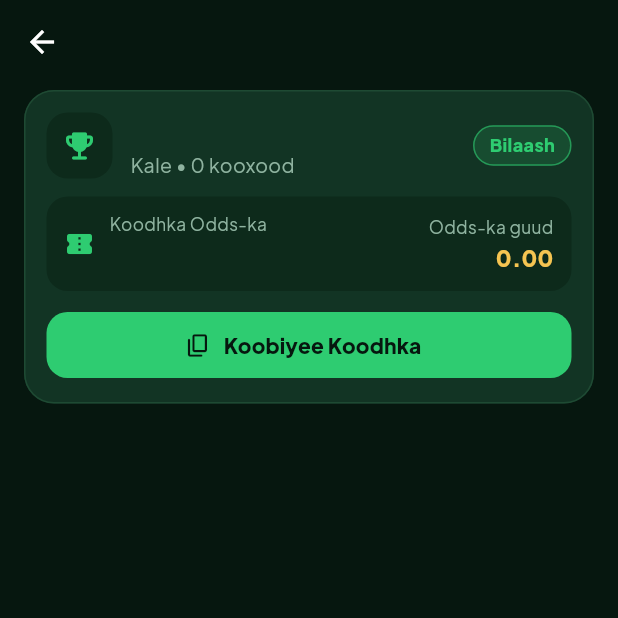
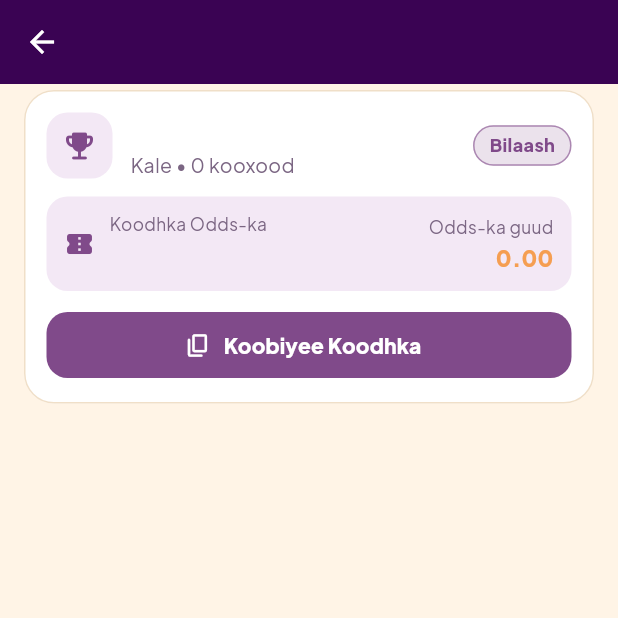
Before and after one commit to waaproltd-spec/Badal-exchange, a Flutter app: the TipDetailScreen screen opened directly with empty values, on a phone screen of 412 x 824 dp, the top half of it. Run offline on Flutter 3.47's test engine with Material 3 defaults, Android fonts, the phone set to English and light mode, and no system bars; our stand-ins replace audioplayers, device_info_plus, firebase_core, firebase_messaging, flutter_secure_storage, font_awesome_flutter and 6 more; accounts and stored records are empty; network calls fail.

Commit message:
TIPS: use the app's own theme colours (AppColors) instead of a separate palette; follows light and dark; tests guard against hardcoded colours
Co-Authored-By: Claude Sonnet 5.5 <noreply@anthropic.com>
Claude-Session: https://claude.ai/code/session_011NoKpXo4GzSuoMJss1uUua

```diff
--- a/customer-app/lib/screens/tips/tips_screen.dart
+++ b/customer-app/lib/screens/tips/tips_screen.dart
@@ -7,21 +7,9 @@ import '../../api/customer_api.dart';
 import '../../l10n/server_text.dart';
 import '../../l10n/strings.dart';
 import '../../models/tip.dart';
+import '../../theme/colors.dart';
+import '../../theme/text_styles.dart';
 import '../../state/wallet_provider.dart';
-
-/// The TIPS (Shaxaha) palette: dark green, whatever the app theme is.
-class TipsColors {
-  static const background = Color(0xFF06170F);
-  static const surface = Color(0xFF0D2A1B);
-  static const card = Color(0xFF123424);
-  static const border = Color(0xFF1E4A33);
-  static const accent = Color(0xFF2ECC71);
-  static const accentDark = Color(0xFF14804A);
-  static const gold = Color(0xFFF5C451);
-  static const text = Color(0xFFEFFAF3);
-  static const muted = Color(0xFF8FB3A0);
-  static const error = Color(0xFFFF6B6B);
-}
 
 IconData sportIcon(String sport) => switch (sport) {
       'football' => Icons.sports_soccer_rounded,
@@ -101,19 +89,19 @@ class _TipsScreenState extends State<TipsScreen> {
     final ok = await showDialog<bool>(
       context: context,
       builder: (ctx) => AlertDialog(
-        backgroundColor: TipsColors.surface,
+        backgroundColor: AppColors.surface,
         shape: RoundedRectangleBorder(borderRadius: BorderRadius.circular(20)),
-        title: Text(AppStrings.tipBuyTitle, style: const TextStyle(color: TipsColors.text, fontWeight: FontWeight.w800)),
-        content: Text(AppStrings.tipBuyMessage(price, balance ?? '—'), style: const TextStyle(color: TipsColors.muted, height: 1.4)),
+        title: Text(AppStrings.tipBuyTitle, style: TextStyle(color: AppColors.textPrimary, fontWeight: FontWeight.w800)),
+        content: Text(AppStrings.tipBuyMessage(price, balance ?? '—'), style: TextStyle(color: AppColors.textMuted, height: 1.4)),
         actions: [
           TextButton(
             key: const Key('tip-buy-cancel'),
             onPressed: () => Navigator.pop(ctx, false),
-            child: Text(AppStrings.cancel, style: const TextStyle(color: TipsColors.muted)),
+            child: Text(AppStrings.cancel, style: TextStyle(color: AppColors.textMuted)),
           ),
           FilledButton(
             key: const Key('tip-buy-confirm'),
-            style: FilledButton.styleFrom(backgroundColor: TipsColors.accent, foregroundColor: TipsColors.background),
+            style: FilledButton.styleFrom(backgroundColor: AppColors.primary, foregroundColor: AppColors.textOnPrimary),
             onPressed: () => Navigator.pop(ctx, true),
             child: Text('${AppStrings.tipBuyConfirm}  \$$price'),
           ),
@@ -166,26 +154,22 @@ class _TipsScreenState extends State<TipsScreen> {
     return DefaultTabController(
       length: 3,
       child: Scaffold(
-        backgroundColor: TipsColors.background,
+        backgroundColor: AppColors.screenBackground,
         appBar: AppBar(
-          backgroundColor: TipsColors.background,
-          foregroundColor: TipsColors.text,
-          elevation: 0,
-          centerTitle: true,
-          title: Text(AppStrings.tips, style: const TextStyle(fontWeight: FontWeight.w800, letterSpacing: 1)),
+          title: Text(AppStrings.tips, style: AppTextStyles.appBarTitle),
           bottom: PreferredSize(
             preferredSize: const Size.fromHeight(56),
             child: Container(
               margin: const EdgeInsets.fromLTRB(16, 0, 16, 10),
               padding: const EdgeInsets.all(4),
-              decoration: BoxDecoration(color: TipsColors.surface, borderRadius: BorderRadius.circular(16)),
+              decoration: BoxDecoration(color: AppColors.textOnPrimary.withOpacity(0.12), borderRadius: BorderRadius.circular(16)),
               child: TabBar(
                 key: const Key('tips-tabs'),
-                indicator: BoxDecoration(color: TipsColors.accent, borderRadius: BorderRadius.circular(12)),
+                indicator: BoxDecoration(color: AppColors.lightGold, borderRadius: BorderRadius.circular(12)),
                 indicatorSize: TabBarIndicatorSize.tab,
                 dividerColor: Colors.transparent,
-                labelColor: TipsColors.background,
-                unselectedLabelColor: TipsColors.muted,
+                labelColor: AppColors.primaryDeep,
+                unselectedLabelColor: AppColors.textOnPrimary,
                 labelStyle: const TextStyle(fontWeight: FontWeight.w800, fontSize: 14),
                 tabs: [
                   Tab(height: 40, text: AppStrings.tipsAll),
@@ -242,7 +226,7 @@ class _TipList extends StatelessWidget {
   Widget build(BuildContext context) {
     Widget body;
     if (tips == null && error == null) {
-      body = const Center(child: CircularProgressIndicator(color: TipsColors.accent));
+      body = Center(child: CircularProgressIndicator(color: AppColors.primary));
     } else if (tips == null) {
       body = _Message(icon: Icons.cloud_off_rounded, text: error!, retry: onRefresh);
     } else if (tips!.isEmpty) {
@@ -263,8 +247,8 @@ class _TipList extends StatelessWidget {
       );
     }
     return RefreshIndicator(
-      color: TipsColors.accent,
-      backgroundColor: TipsColors.surface,
+      color: AppColors.primary,
+      backgroundColor: AppColors.primaryTint,
       onRefresh: onRefresh,
       // Centered column on a wide screen (the web).
       child: Align(
@@ -289,15 +273,15 @@ class _Message extends StatelessWidget {
       padding: const EdgeInsets.all(32),
       children: [
         const SizedBox(height: 60),
-        Icon(icon, size: 56, color: TipsColors.muted),
+        Icon(icon, size: 56, color: AppColors.textMuted),
         const SizedBox(height: 14),
-        Text(text, textAlign: TextAlign.center, style: const TextStyle(color: TipsColors.muted, fontSize: 15)),
+        Text(text, textAlign: TextAlign.center, style: TextStyle(color: AppColors.textMuted, fontSize: 15)),
         if (retry != null) ...[
           const SizedBox(height: 14),
           Center(
             child: OutlinedButton(
               key: const Key('tips-retry'),
-              style: OutlinedButton.styleFrom(foregroundColor: TipsColors.accent, side: const BorderSide(color: TipsColors.accent)),
+              style: OutlinedButton.styleFrom(foregroundColor: AppColors.primary, side: BorderSide(color: AppColors.primary)),
               onPressed: retry,
               child: Text(AppStrings.retry),
             ),
@@ -323,7 +307,7 @@ class TipCard extends StatelessWidget {
     final locked = tip.locked;
     final code = tip.oddsCode;
     return Material(
-      color: TipsColors.card,
+      color: AppColors.surface,
       borderRadius: BorderRadius.circular(20),
       child: InkWell(
         borderRadius: BorderRadius.circular(20),
@@ -332,7 +316,7 @@ class TipCard extends StatelessWidget {
           padding: const EdgeInsets.all(14),
           decoration: BoxDecoration(
             borderRadius: BorderRadius.circular(20),
-            border: Border.all(color: tip.isPaid && !locked ? TipsColors.gold.withOpacity(0.5) : TipsColors.border),
+            border: Border.all(color: tip.isPaid && !locked ? AppColors.goldDark.withOpacity(0.5) : AppColors.cardBorder),
           ),
           child: Column(
             crossAxisAlignment: CrossAxisAlignment.stretch,
@@ -342,8 +326,8 @@ class TipCard extends StatelessWidget {
                   Container(
                     width: 44,
                     height: 44,
-                    decoration: BoxDecoration(color: TipsColors.surface, borderRadius: BorderRadius.circular(14)),
-                    child: Icon(sportIcon(tip.sport), color: TipsColors.accent, size: 24),
+                    decoration: BoxDecoration(color: AppColors.primaryTint, borderRadius: BorderRadius.circular(14)),
+                    child: Icon(sportIcon(tip.sport), color: AppColors.primary, size: 24),
                   ),
                   const SizedBox(width: 12),
                   Expanded(
@@ -353,13 +337,13 @@ class TipCard extends StatelessWidget {
                         Text(tip.title,
                             maxLines: 1,
                             overflow: TextOverflow.ellipsis,
-                            style: const TextStyle(color: TipsColors.text, fontWeight: FontWeight.w800, fontSize: 16)),
+                            style: TextStyle(color: AppColors.textPrimary, fontWeight: FontWeight.w800, fontSize: 16)),
                         const SizedBox(height: 2),
                         Text('${AppStrings.sportName(tip.sport)} • ${tip.teamCount} ${AppStrings.tipTeams}',
                             key: Key('tip-meta-${tip.id}'),
                             maxLines: 1,
                             overflow: TextOverflow.ellipsis,
-                            style: const TextStyle(color: TipsColors.muted, fontSize: 13)),
+                            style: TextStyle(color: AppColors.textMuted, fontSize: 13)),
                       ],
                     ),
                   ),
@@ -367,24 +351,24 @@ class TipCard extends StatelessWidget {
                   _Badge(
                     key: Key('tip-badge-${tip.id}'),
                     text: tip.isPaid ? AppStrings.tipsPaid : AppStrings.tipsFree,
-                    color: tip.isPaid ? TipsColors.gold : TipsColors.accent,
+                    color: tip.isPaid ? AppColors.goldDark : AppColors.primary,
                   ),
                 ],
               ),
               const SizedBox(height: 12),
               Container(
                 padding: const EdgeInsets.symmetric(horizontal: 12, vertical: 10),
-                decoration: BoxDecoration(color: TipsColors.surface, borderRadius: BorderRadius.circular(14)),
+                decoration: BoxDecoration(color: AppColors.primaryTint, borderRadius: BorderRadius.circular(14)),
                 child: Row(
                   children: [
                     Icon(locked ? Icons.lock_rounded : Icons.confirmation_number_rounded,
-                        size: 20, color: locked ? TipsColors.gold : TipsColors.accent),
+                        size: 20, color: locked ? AppColors.goldDark : AppColors.primary),
                     const SizedBox(width: 10),
                     Expanded(
                       child: Column(
                         crossAxisAlignment: CrossAxisAlignment.start,
                         children: [
-                          Text(AppStrings.oddsCode, style: const TextStyle(color: TipsColors.muted, fontSize: 11.5)),
+                          Text(AppStrings.oddsCode, style: TextStyle(color: AppColors.textMuted, fontSize: 11.5)),
                           const SizedBox(height: 2),
                           Text(
                             locked ? '••••••••••' : (code ?? ''),
@@ -392,7 +376,7 @@ class TipCard extends StatelessWidget {
                             maxLines: 1,
                             overflow: TextOverflow.ellipsis,
                             style: TextStyle(
-                              color: locked ? TipsColors.muted : TipsColors.text,
+                              color: locked ? AppColors.textMuted : AppColors.textPrimary,
                               fontWeight: FontWeight.w800,
                               fontSize: 17,
                               letterSpacing: locked ? 2 : 0.5,
@@ -407,10 +391,10 @@ class TipCard extends StatelessWidget {
                         child: Column(
                           crossAxisAlignment: CrossAxisAlignment.end,
                           children: [
-                            Text(AppStrings.tipTotalOdds, style: const TextStyle(color: TipsColors.muted, fontSize: 11.5)),
+                            Text(AppStrings.tipTotalOdds, style: TextStyle(color: AppColors.textMuted, fontSize: 11.5)),
                             const SizedBox(height: 2),
                             Text(tip.totalOdds!.toStringAsFixed(2),
-                                style: const TextStyle(color: TipsColors.gold, fontWeight: FontWeight.w800, fontSize: 15)),
+                                style: const TextStyle(color: AppColors.goldDark, fontWeight: FontWeight.w800, fontSize: 15)),
                           ],
                         ),
                       ),
@@ -426,28 +410,28 @@ class TipCard extends StatelessWidget {
                       child: Text(locked ? '\$${tip.price}' : AppStrings.tipOwned,
                           key: Key('tip-price-${tip.id}'),
                           style: TextStyle(
-                              color: locked ? TipsColors.gold : TipsColors.accent, fontWeight: FontWeight.w800, fontSize: 18)),
+                              color: locked ? AppColors.goldDark : AppColors.primary, fontWeight: FontWeight.w800, fontSize: 18)),
                     ),
                   Expanded(
                     child: locked
                         ? FilledButton.icon(
                             key: Key('tip-unlock-${tip.id}'),
                             style: FilledButton.styleFrom(
-                                backgroundColor: TipsColors.gold,
-                                foregroundColor: TipsColors.background,
+                                backgroundColor: AppColors.goldDark,
+                                foregroundColor: AppColors.primaryDeep,
                                 minimumSize: const Size(0, 44),
                                 shape: RoundedRectangleBorder(borderRadius: BorderRadius.circular(14))),
                             onPressed: busy ? null : onUnlock,
                             icon: busy
-                                ? const SizedBox(width: 18, height: 18, child: CircularProgressIndicator(strokeWidth: 2, color: TipsColors.background))
+                                ? const SizedBox(width: 18, height: 18, child: CircularProgressIndicator(strokeWidth: 2, color: AppColors.primaryDeep))
                                 : const Icon(Icons.lock_open_rounded, size: 18),
                             label: Text(AppStrings.unlockTip, style: const TextStyle(fontWeight: FontWeight.w800)),
                           )
                         : FilledButton.icon(
                             key: Key('tip-copy-${tip.id}'),
                             style: FilledButton.styleFrom(
-                                backgroundColor: TipsColors.accent,
-                                foregroundColor: TipsColors.background,
+                                backgroundColor: AppColors.primary,
+                                foregroundColor: AppColors.textOnPrimary,
                                 minimumSize: const Size(0, 44),
                                 shape: RoundedRectangleBorder(borderRadius: BorderRadius.circular(14))),
                             onPressed: code == null ? null : () => copyTipCode(context, code),
@@ -534,12 +518,9 @@ class _TipDetailScreenState extends State<TipDetailScreen> {
         if (!didPop) Navigator.of(context).pop(_tip);
       },
       child: Scaffold(
-        backgroundColor: TipsColors.background,
+        backgroundColor: AppColors.screenBackground,
         appBar: AppBar(
-          backgroundColor: TipsColors.background,
-          foregroundColor: TipsColors.text,
-          elevation: 0,
-          title: Text(tip.title, maxLines: 1, overflow: TextOverflow.ellipsis),
+          title: Text(tip.title, maxLines: 1, overflow: TextOverflow.ellipsis, style: AppTextStyles.appBarTitle),
         ),
         body: Align(
           alignment: Alignment.topCenter,
@@ -558,35 +539,35 @@ class _TipDetailScreenState extends State<TipDetailScreen> {
                 ],
                 if (tip.note != null && tip.note!.isNotEmpty) ...[
                   const SizedBox(height: 14),
-                  Text(tip.note!, style: const TextStyle(color: TipsColors.muted, height: 1.4)),
+                  Text(tip.note!, style: TextStyle(color: AppColors.textMuted, height: 1.4)),
                 ],
                 if (tip.matches.isNotEmpty) ...[
                   const SizedBox(height: 18),
-                  Text(AppStrings.tipMatches, style: const TextStyle(color: TipsColors.text, fontWeight: FontWeight.w800, fontSize: 16)),
+                  Text(AppStrings.tipMatches, style: TextStyle(color: AppColors.textPrimary, fontWeight: FontWeight.w800, fontSize: 16)),
                   const SizedBox(height: 8),
                   for (final m in tip.matches)
                     Container(
                       margin: const EdgeInsets.only(bottom: 8),
                       padding: const EdgeInsets.symmetric(horizontal: 14, vertical: 12),
-                      decoration: BoxDecoration(color: TipsColors.surface, borderRadius: BorderRadius.circular(14)),
+                      decoration: BoxDecoration(color: AppColors.primaryTint, borderRadius: BorderRadius.circular(14)),
                       child: Row(
                         children: [
                           Expanded(
                             child: Column(
                               crossAxisAlignment: CrossAxisAlignment.start,
                               children: [
-                                Text(m.match, style: const TextStyle(color: TipsColors.text, fontWeight: FontWeight.w700)),
+                                Text(m.match, style: TextStyle(color: AppColors.textPrimary, fontWeight: FontWeight.w700)),
                                 if (m.pick.isNotEmpty)
                                   Padding(
                                     padding: const EdgeInsets.only(top: 2),
-                                    child: Text(m.pick, style: const TextStyle(color: TipsColors.muted, fontSize: 13)),
+                                    child: Text(m.pick, style: TextStyle(color: AppColors.textMuted, fontSize: 13)),
                                   ),
                               ],
                             ),
                           ),
                           if (m.odds != null)
                             Text(m.odds!.toStringAsFixed(2),
-                                style: const TextStyle(color: TipsColors.gold, fontWeight: FontWeight.w800, fontSize: 16)),
+                                style: const TextStyle(color: AppColors.goldDark, fontWeight: FontWeight.w800, fontSize: 16)),
                         ],
                       ),
                     ),
```
Also changed, not shown: agent-app/lib/screens/admin/tips_screens.dart (+4 -6 lines), customer-app/lib/screens/home/home_screen.dart (+9 -7 lines), 2 other files.
